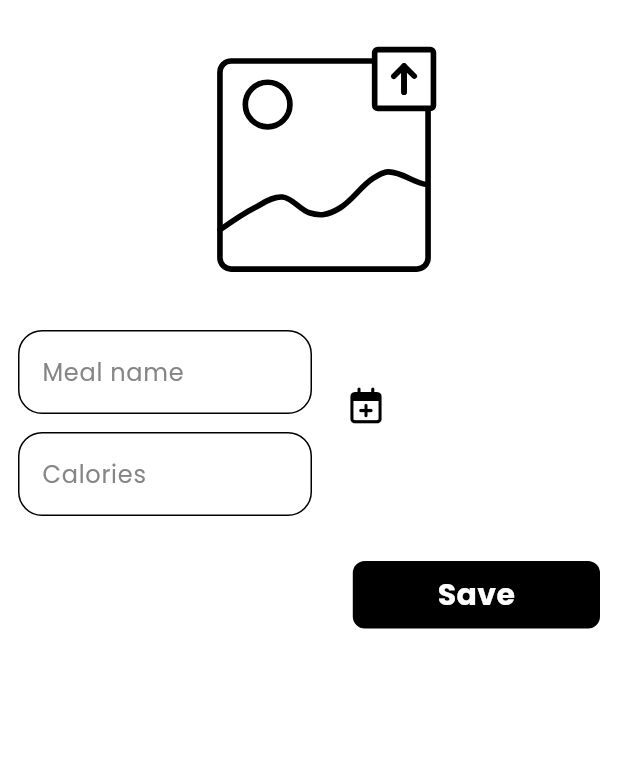
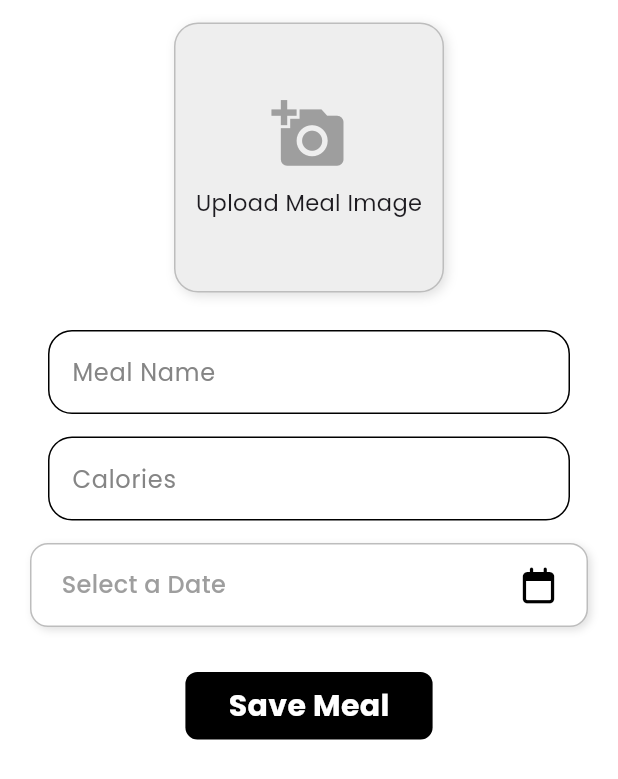
Before and after one commit to Alaataher027/meal_tracking_app, a Flutter app: the AddMealForm widget shown alone on an empty page, opened directly, on a phone screen of 412 x 824 dp. Shown: the top 779 px of the screen. Run offline on Flutter 3.47's test engine with Material 3 defaults, Android fonts, the phone set to English and light mode, and no system bars; our stand-ins replace bloc, dio, flutter_bloc, flutter_svg, font_awesome_flutter, go_router and 6 more; accounts and stored records are empty.

Commit message:
* refactor ui

```diff
--- a/lib/core/utils/styles.dart
+++ b/lib/core/utils/styles.dart
@@ -34,4 +34,9 @@ abstract class Styles {
     fontSize: 50,
     fontWeight: FontWeight.w500,
   );
+
+  static const textStyle40 = TextStyle(
+    fontSize: 40,
+    fontWeight: FontWeight.w500,
+  );
 }
--- a/lib/features/add_meal/presentation/views/widgets/add_meal_form.dart
+++ b/lib/features/add_meal/presentation/views/widgets/add_meal_form.dart
@@ -1,5 +1,4 @@
 import 'dart:io';
-
 import 'package:flutter/material.dart';
 import 'package:flutter_bloc/flutter_bloc.dart';
 import 'package:flutter_svg/svg.dart';
@@ -11,7 +10,6 @@ import 'package:meal_tracking_app/features/add_meal/presentation/manager/cubits/
 import 'package:meal_tracking_app/features/add_meal/presentation/views/widgets/custom_button.dart';
 import 'package:meal_tracking_app/features/add_meal/presentation/views/widgets/custom_text_field.dart';
 import 'package:meal_tracking_app/features/home/data/models/meal_model.dart';
-import 'package:meal_tracking_app/features/home/presentation/manager/cubits/cubit/meal_cubit.dart';
 import 'package:permission_handler/permission_handler.dart';
 
 class AddMealForm extends StatefulWidget {
@@ -23,7 +21,6 @@ class AddMealForm extends StatefulWidget {
 
 class _AddMealFormState extends State<AddMealForm> {
   final GlobalKey<FormState> formKey = GlobalKey();
-
   String? mealName;
   int? calories;
   DateTime? selectedDate;
@@ -34,7 +31,6 @@ class _AddMealFormState extends State<AddMealForm> {
         await Permission.storage.request().isGranted) {
       final ImagePicker picker = ImagePicker();
       final XFile? image = await picker.pickImage(source: ImageSource.gallery);
-
       if (image != null) {
         setState(() {
           selectedImage = File(image.path);
@@ -66,97 +62,99 @@ class _AddMealFormState extends State<AddMealForm> {
   Widget build(BuildContext context) {
     return Form(
       key: formKey,
+      child: Padding(
+        padding: const EdgeInsets.symmetric(horizontal: 20, vertical: 15),
         child: SingleChildScrollView(
+          physics: AlwaysScrollableScrollPhysics(),
           child: Column(
+            crossAxisAlignment: CrossAxisAlignment.center,
             children: [
               GestureDetector(
                 onTap: pickImage,
                 child: Container(
-                padding: EdgeInsets.only(top: 20, left: 20),
-                height: 200,
-                width: 200,
+                  height: 180,
+                  width: 180,
                   decoration: BoxDecoration(
-                  borderRadius: BorderRadius.circular(12),
+                    color: Colors.grey.shade200,
+                    borderRadius: BorderRadius.circular(16),
+                    border: Border.all(color: Colors.grey.shade400),
+                    boxShadow: [
+                      BoxShadow(
+                        color: Colors.black12,
+                        blurRadius: 6,
+                        offset: Offset(2, 2),
+                      ),
+                    ],
                   ),
                   child: selectedImage != null
                       ? ClipRRect(
-                        borderRadius: BorderRadius.circular(12),
-                        child: Image.file(
-                          selectedImage!,
-                          fit: BoxFit.cover,
-                        ),
+                          borderRadius: BorderRadius.circular(16),
+                          child: Image.file(selectedImage!, fit: BoxFit.cover),
                         )
-                    : ClipRRect(
-                        borderRadius: BorderRadius.circular(12),
-                        child: SvgPicture.asset(
-                          "assets/images/upload_photo.svg",
-                          fit: BoxFit.cover,
+                      : Column(
+                          mainAxisAlignment: MainAxisAlignment.center,
+                          children: [
+                            Icon(Icons.add_a_photo,
+                                size: 50, color: Colors.grey),
+                            SizedBox(height: 10),
+                            Text("Upload Meal Image",
+                                style: Styles.textStyle15),
+                          ],
                         ),
                 ),
               ),
-            ),
-            SizedBox(
-              height: 20,
-            ),
-            Row(
-              mainAxisAlignment: MainAxisAlignment.start,
-              children: [
-                Column(
-                  children: [
-                    SizedBox(
-                      width: 220,
-                      child: CustomTextField(
-                        onSavedS: (value) {
-                          mealName = value;
-                        },
-                        hint: "Meal name",
+              SizedBox(height: 25),
+              CustomTextField(
+                onSavedS: (value) => mealName = value,
+                hint: "Meal Name",
                 isNumerical: false,
               ),
-                    ),
-                    SizedBox(
-                      height: 12,
-                    ),
-                    SizedBox(
-                      width: 220,
-                      child: CustomTextField(
-                        onSavedI: (value) {
-                          calories = value;
-                        },
+              SizedBox(height: 15),
+              CustomTextField(
+                onSavedI: (value) => calories = value,
                 hint: "Calories",
                 isNumerical: true,
               ),
+              SizedBox(height: 15),
+              GestureDetector(
+                onTap: pickDate,
+                child: Container(
+                  padding: EdgeInsets.symmetric(vertical: 15, horizontal: 20),
+                  width: double.infinity,
+                  decoration: BoxDecoration(
+                    color: Colors.white,
+                    borderRadius: BorderRadius.circular(12),
+                    border: Border.all(color: Colors.grey.shade400),
+                    boxShadow: [
+                      BoxShadow(
+                        color: Colors.black12,
+                        blurRadius: 4,
+                        offset: Offset(2, 2),
                       ),
                     ],
                   ),
-                Column(
+                  child: Row(
+                    mainAxisAlignment: MainAxisAlignment.spaceBetween,
                     children: [
-                    IconButton(
-                      onPressed: pickDate,
-                      icon: Icon(
-                        FontAwesomeIcons.calendarPlus,
-                        color: Colors.black,
-                      ),
-                    ),
                       Text(
                         selectedDate != null
                             ? "${selectedDate!.year}-${selectedDate!.month}-${selectedDate!.day}"
-                          : "",
-                      style: Styles.textStyle16,
+                            : "Select a Date",
+                        style: Styles.textStyle16.copyWith(
+                          color:
+                              selectedDate != null ? Colors.black : Colors.grey,
                         ),
+                      ),
+                      Icon(FontAwesomeIcons.calendar, color: Colors.black),
                     ],
                   ),
-              ],
                 ),
-            SizedBox(
-              height: 30,
               ),
+              SizedBox(height: 30),
               BlocBuilder<AddMealCubit, AddMealState>(
                 builder: (context, state) {
-                return Row(
-                  children: [
-                    Spacer(),
-                    CustomButton(
-                      isLodaing: state is AddMealLoading ? true : false,
+                  return CustomButton(
+                    isLodaing: state is AddMealLoading,
                     onTap: () {
                       if (formKey.currentState!.validate()) {
                         formKey.currentState!.save();
@@ -177,20 +175,15 @@ class _AddMealFormState extends State<AddMealForm> {
                         );
 
                         BlocProvider.of<AddMealCubit>(context).addMeal(meal);
-                          print(meal.mealName);
-                          print(meal.calories);
-                          print(meal.dateTime);
-                          print(meal.imagePath);
                         // GoRouter.of(context).pop();
                       }
                     },
-                      title: "Save",
+                    title: "Save Meal",
+                  );
+                },
               ),
             ],
-                );
-              },
-            )
-          ],
+          ),
         ),
       ),
     );
--- a/lib/features/add_meal/presentation/views/widgets/add_meal_view_body.dart
+++ b/lib/features/add_meal/presentation/views/widgets/add_meal_view_body.dart
@@ -32,7 +32,7 @@ class AddMealViewBody extends StatelessWidget {
               }
             },
             builder: (context, state) {
-              return AddMealForm();
+              return Expanded(child: AddMealForm());
             },
           ),
         ),
--- a/lib/features/home/presentation/manager/cubits/cubit/meal_cubit.dart
+++ b/lib/features/home/presentation/manager/cubits/cubit/meal_cubit.dart
@@ -11,7 +11,7 @@ class MealCubit extends Cubit<MealState> {
   List<MealModel>? mealsList;
   List<MealModel> filteredMeals = [];
   int totalCalories = 0;
-  DateTime? selectedDate; // This can be null initially
+  DateTime? selectedDate;
 
   featchAllMeals() async {
     emit(MealLoading());
--- a/lib/features/home/presentation/views/widgets/sort_menu.dart
+++ b/lib/features/home/presentation/views/widgets/sort_menu.dart
@@ -10,7 +10,6 @@ class SortMenu extends StatelessWidget {
   Widget build(BuildContext context) {
     return PopupMenuButton<String>(
       onSelected: (value) {
-        // Call sortMeals function when a sorting option is selected
         BlocProvider.of<MealCubit>(context).sortMeals(value);
       },
       itemBuilder: (context) => [
--- a/lib/features/home/presentation/views/widgets/total_calories_of_day_item.dart
+++ b/lib/features/home/presentation/views/widgets/total_calories_of_day_item.dart
@@ -15,20 +15,27 @@ class TotalCaloriesOfDayItem extends StatelessWidget {
         int totalCalories = BlocProvider.of<MealCubit>(context).totalCalories;
 
         return Padding(
-          padding: const EdgeInsets.symmetric(horizontal: 12, vertical: 10),
+          padding: const EdgeInsets.symmetric(horizontal: 16, vertical: 12),
+          child: Expanded(
             child: Container(
-            height: 170,
               decoration: BoxDecoration(
-              color: kPrimaryColor,
-              borderRadius: BorderRadius.circular(18),
+                gradient: LinearGradient(
+                  colors: [
+                    kPrimaryColor.withOpacity(0.9),
+                    const Color.fromARGB(255, 212, 212, 212)
+                  ],
+                  begin: Alignment.topLeft,
+                  end: Alignment.bottomRight,
+                ),
+                borderRadius: BorderRadius.circular(20),
+                boxShadow: [],
               ),
               child: Padding(
-              padding: const EdgeInsets.all(12),
+                padding: const EdgeInsets.all(16),
                 child: Column(
                   crossAxisAlignment: CrossAxisAlignment.start,
                   children: [
                     IconButton(
-                    padding: EdgeInsets.zero,
                       onPressed: () {
                         DateTime today = DateTime.now();
                         BlocProvider.of<MealCubit>(context)
@@ -40,30 +47,27 @@ class TotalCaloriesOfDayItem extends StatelessWidget {
                       ),
                     ),
                     Row(
-                    mainAxisAlignment: MainAxisAlignment.start,
-                    children: [
-                      Column(
-                        mainAxisAlignment: MainAxisAlignment.center,
-                        crossAxisAlignment: CrossAxisAlignment.start,
                       children: [
                         Text(
                           "$totalCalories",
-                            style: Styles.textStyle50,
+                          style: Styles.textStyle40.copyWith(
+                            fontWeight: FontWeight.bold,
                           ),
-                          Text(
-                            "Total calories of the day",
-                            style: Styles.textStyle14,
-                          )
-                        ],
                         ),
                         Spacer(),
                         Icon(
                           FontAwesomeIcons.fire,
-                        size: 65,
-                      )
+                          size: 50,
+                        ),
                       ],
                     ),
+                    SizedBox(height: 3),
+                    Text(
+                      "Total Calories Today",
+                      style: Styles.textStyle14.copyWith(),
+                    ),
                   ],
+                ),
               ),
             ),
           ),
--- a/lib/features/home/presentation/views/widgets/yearly_dayes_list.dart
+++ b/lib/features/home/presentation/views/widgets/yearly_dayes_list.dart
@@ -87,7 +87,7 @@ class _YearlyDaysListState extends State<YearlyDaysList> {
                     Text(
                       DateFormat('EEE').format(day),
                       style: TextStyle(
-                        fontSize: 16,
+                        fontSize: 14,
                         fontWeight:
                             isSelected ? FontWeight.bold : FontWeight.normal,
                         color: isSelected
@@ -108,7 +108,7 @@ class _YearlyDaysListState extends State<YearlyDaysList> {
                     Text(
                       DateFormat('d MMM').format(day), // day number
                       style: TextStyle(
-                        fontSize: 16,
+                        fontSize: 14,
                         fontWeight:
                             isSelected ? FontWeight.bold : FontWeight.normal,
                         color: isSelected
```
Lines whose indentation alone changed are shown as unchanged.
